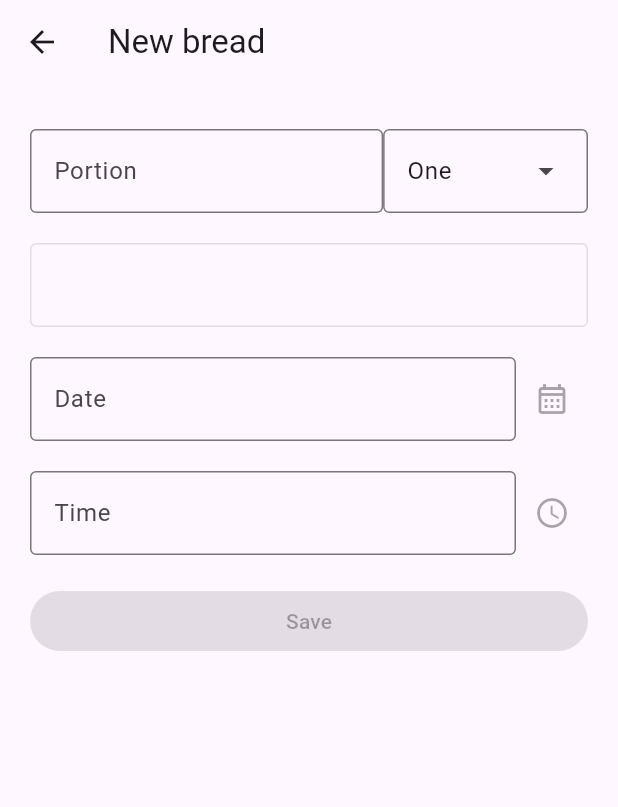
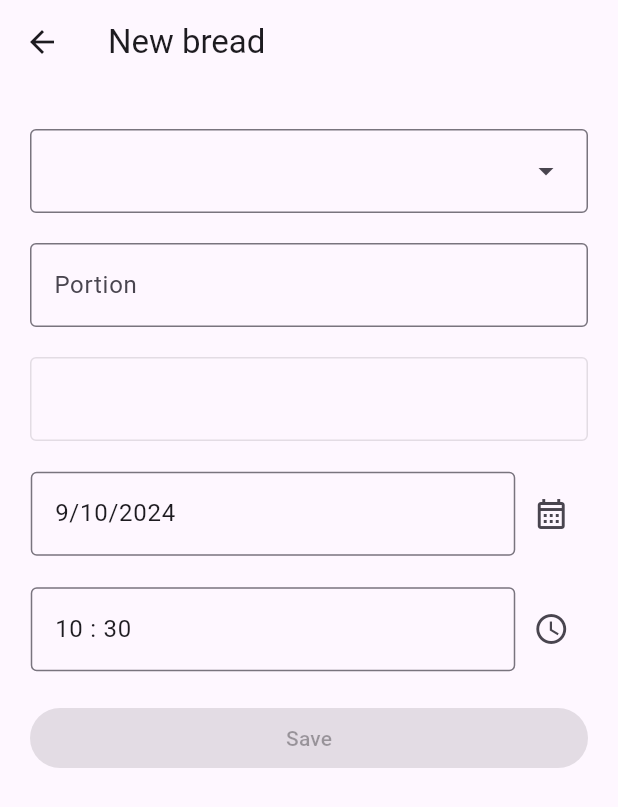
Before and after one commit to esaiemuhasa/diabetes_diary_app, a Flutter app: the BreadUnitFormPage screen opened directly, on a phone screen of 412 x 824 dp. Shown: the top 807 px of the screen. Run offline on Flutter 3.47's test engine with Material 3 defaults, Android fonts, the phone set to English and light mode, and no system bars; our stand-ins replace sqflite; missing offline and left inert: uicons; accounts and stored records are empty.

Commit message:
Form insert bread unit

```diff
--- a/lib/model/dao.dart
+++ b/lib/model/dao.dart
@@ -45,7 +45,7 @@ class IdentifiableEntityRepository <T> {
           db.execute("INSERT INTO bread_config(name, carbohydrate_per_serving) VALUES('Bread', 2)");
           db.execute("INSERT INTO bread_config(name, carbohydrate_per_serving) VALUES('Milk', 10)");
         },
-        version: 1
+        version: 2
     );
   }
 
@@ -211,6 +211,21 @@ class InsulinRepository extends ManagedParametersRepository<Insulin> {
 
 class BreadConfigRepository extends IdentifiableEntityRepository<BreadConfig> {
 
+  static BreadConfigRepository? instance;
+
+  BreadConfigRepository () {
+    init();
+  }
+
+  static BreadConfigRepository getInstance () {
+    BreadConfigRepository.instance ??= BreadConfigRepository();
+    BreadConfigRepository? check = instance;
+    if (check == null) {
+      throw Exception("never");
+    }
+    return check;
+  }
+
   @override
   String getTableName () {
     return "bread_config";
@@ -222,6 +237,56 @@ class BreadConfigRepository extends IdentifiableEntityRepository<BreadConfig> {
       id: data["id"] as int,
       name: data["name"] as String,
       carbohydratePerServing: data["carbohydrate_per_serving"] as double
+    );
+  }
+}
+
+class BreadUnitRepository extends ManagedParametersRepository<BreadUnit> {
+
+  static BreadUnitRepository? instance;
+
+  BreadConfigRepository configRepository = BreadConfigRepository.getInstance();
+
+  BreadUnitRepository () {
+    init();
+  }
+
+  static BreadUnitRepository getInstance () {
+    BreadUnitRepository.instance ??= BreadUnitRepository();
+    BreadUnitRepository? check = instance;
+    if (check == null) {
+      throw Exception("never");
+    }
+    return check;
+  }
+
+  @override
+  Future<BreadUnit> create(BreadUnit data) async {
+    final db = await getDatabase();
+
+    await db.insert(
+        getTableName(),
+        {
+          "serving": data.serving,
+          "day_date": data.dayDate,
+          "bread_id": data.bread!.id
+        }
+    );
+    return data;
+  }
+
+  @override
+  String getTableName() {
+    return "bread_unit";
+  }
+
+  @override
+  Future<BreadUnit> mapping(Map<String, Object?> data) async {
+    return BreadUnit(
+      id: data["id"] as int,
+      dayDate: data["day_date"] as String,
+      serving: data["serving"] as double,
+      bread: await configRepository.find(data["bread_id"] as int)
     );
   }
 }
--- a/lib/pages/bread_unit_form.dart
+++ b/lib/pages/bread_unit_form.dart
@@ -1,4 +1,7 @@
 
+import 'package:diabetes_diary_app/helper/form-control.dart';
+import 'package:diabetes_diary_app/model/bean.dart';
+import 'package:diabetes_diary_app/model/dao.dart';
 import 'package:flutter/material.dart';
 
 class BreadUnitFormPage extends StatelessWidget {
@@ -34,16 +37,55 @@ class FormContainer extends StatefulWidget {
 
 }
 
-
 class FormContainerState extends State<FormContainer> {
 
-  List<String> list = <String>['One', 'Two', 'Three', 'Four'];
-  String? dropdownValue;
+  BreadConfigRepository configRepository = BreadConfigRepository.getInstance();
+  BreadUnitRepository repository = BreadUnitRepository.getInstance();
+
+  List<BreadConfig> list = <BreadConfig>[];
+  BreadConfig? selectedBread;
+  String portionValue = "";
+  DateTime currentDate = DateTime.now();
+  TimeOfDay currentTime = TimeOfDay.now();
+  String calculatedCarbohydrate = "";
+  TextEditingController calculatedCarbohydrateController = TextEditingController(text: "");
 
   @override
   void initState() {
     super.initState();
-    dropdownValue = list.first;
+    configRepository.findAll().then((items) {
+      setState(() {
+        list.addAll(items);
+        selectedBread = list.first;
+      });
+    });
+  }
+
+  void revalidateCalculated () {
+    BreadConfig? config = selectedBread;
+    if (config == null || portionValue.isEmpty) {
+      calculatedCarbohydrateController.value = const TextEditingValue(text: "");
+      return;
+    }
+
+    double value = double.parse(portionValue) * config.carbohydratePerServing;
+    calculatedCarbohydrateController.value = TextEditingValue(text: value.toString());
+  }
+
+  void handlePersist (BuildContext context) {
+    BreadUnit unit = BreadUnit(
+      serving: double.parse(portionValue),
+      bread: selectedBread,
+      dayDate: "${currentDate.month}/${currentDate.day}/${currentDate.year} at ${currentTime.hour}:${currentTime.minute}"
+    );
+
+    print("Bread config ${selectedBread!.name} ==== ${selectedBread!.id}");
+
+    repository.create(unit).then((data) {
+      Navigator.pop(context);
+    }).catchError((error) {
+      print("Error : ${error.toString()}");
+    });
   }
 
   @override
@@ -55,95 +97,82 @@ class FormContainerState extends State<FormContainer> {
                 vertical: 10,
                 horizontal: 0
             ),
-          child: Row(
-            children: [
-              const Expanded(
-                child: TextField(
-                  decoration: InputDecoration(
-                      border: OutlineInputBorder(),
-                      hintText: "Portion"
-                  ),
-                ),
-              ),
-              DropdownMenu<String>(
-                initialSelection: dropdownValue,
-                onSelected: (String? value) {
-                  // This is called when the user selects an item.
+            child: DropdownMenu<BreadConfig>(
+              initialSelection: selectedBread,
+              expandedInsets: EdgeInsets.zero,
+              onSelected: (BreadConfig? value) {
                 setState(() {
-                    dropdownValue = value!;
+                  selectedBread = value;
+                  revalidateCalculated();
                 });
               },
-                dropdownMenuEntries: list.map<DropdownMenuEntry<String>>((String value) {
-                  return DropdownMenuEntry<String>(
+              dropdownMenuEntries: list.map<DropdownMenuEntry<BreadConfig>>((BreadConfig value) {
+                return DropdownMenuEntry<BreadConfig>(
                     value: value,
-                      label: value
+                    label: value.toString()
                 );
               }).toList(),
             )
-            ],
-          )
         ),
 
-        const Padding(
-            padding: EdgeInsets.symmetric(
+        Padding(
+            padding: const EdgeInsets.symmetric(
                 vertical: 10,
                 horizontal: 0
             ),
             child: TextField(
-              decoration: InputDecoration(
+              decoration: const InputDecoration(
+                  border: OutlineInputBorder(),
+                  hintText: "Portion"
+              ),
+              onChanged: (value) {
+                setState(() {
+                  portionValue = value;
+                  revalidateCalculated();
+                });
+              },
+            )
+        ),
+
+        Padding(
+            padding: const EdgeInsets.symmetric(
+                vertical: 10,
+                horizontal: 0
+            ),
+            child: TextField(
+              decoration: const InputDecoration(
                   border: OutlineInputBorder(),
                   enabled: false,
                   hintText: ""
               ),
+              controller: calculatedCarbohydrateController,
             )
         ),
 
-        const Padding(
-            padding: EdgeInsets.symmetric(
+        Padding(
+            padding: const EdgeInsets.symmetric(
                 vertical: 10,
                 horizontal: 0
             ),
+            child: SimpleDateChooser(listener: (DateTime date) {})
+        ),
+
+        Padding(
+          padding: const EdgeInsets.symmetric(
+              vertical: 10,
+              horizontal: 0
+          ),
+          child: SimpleTimeChooser(listener: (TimeOfDay time) {})
+        ),
+
+        Padding(
+          padding: const EdgeInsets.symmetric( vertical: 10, horizontal: 0),
           child: Row(
             children: [
               Expanded(
-                    child: TextField(
-                      decoration: InputDecoration(
-                          border: OutlineInputBorder(),
-                          hintText: "Date"
-                      ),
-                    )
-                ),
-                IconButton(onPressed: null, icon: Icon(Icons.calendar_month_outlined))
-              ],
-            )
-        ),
-
-        const Padding(
-          padding: EdgeInsets.symmetric(
-              vertical: 10,
-              horizontal: 0
-          ),
-          child: Row(
-            children: [
-              Expanded(
-                child: TextField(
-                  decoration: InputDecoration(
-                      border: OutlineInputBorder(),
-                      hintText: "Time"
-                  ),
-                )
-              ),
-              IconButton(onPressed: null, icon: Icon(Icons.access_time_rounded))
-            ],
-          )
-        ),
-
-        const Padding(
-          padding: EdgeInsets.symmetric( vertical: 10, horizontal: 0),
-          child: Row(
-            children: [
-              Expanded(
-                child: ElevatedButton(onPressed: null, child: Text("Save")),
+                child: ElevatedButton(onPressed: portionValue.isEmpty ? null : () => {
+                  handlePersist(context)
+                }, child: const Text("Save")),
               ),
             ],
           )
```
Also changed, not shown: lib/model/bean.dart (+14 -2 lines), lib/pages/insulin_form.dart (+6 -6 lines). Lines whose indentation alone changed are shown as unchanged.
